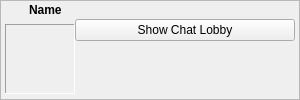
Above: retroshare-gui/src/gui/toaster/ChatLobbyToaster.ui from RetroShare/RetroShare before the change. Below: the same form after it.
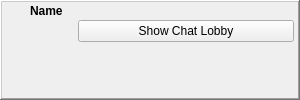
That is the form after the change. Icons and pictures are not drawn. Custom widgets are drawn as their Qt base class.

Commit message: Added new flags to the html optimizer to remove font and color from html and used this for displaying the message in the toaster. Fixed layout of the toasters.

```diff
--- a/retroshare-gui/src/gui/toaster/ChatLobbyToaster.ui
+++ b/retroshare-gui/src/gui/toaster/ChatLobbyToaster.ui
@@ -32,7 +32,7 @@
    <item>
     <widget class="QFrame" name="windowFrame">
      <property name="frameShape">
-      <enum>QFrame::StyledPanel</enum>
+      <enum>QFrame::WinPanel</enum>
      </property>
      <property name="frameShadow">
       <enum>QFrame::Raised</enum>
@@ -131,6 +131,12 @@
           <property name="orientation">
            <enum>Qt::Horizontal</enum>
           </property>
+          <property name="sizeHint" stdset="0">
+           <size>
+            <width>0</width>
+            <height>0</height>
+           </size>
+          </property>
          </spacer>
         </item>
        </layout>
@@ -143,8 +149,11 @@
         <property name="rightMargin">
          <number>4</number>
         </property>
+        <property name="bottomMargin">
+         <number>4</number>
+        </property>
         <property name="spacing">
-         <number>0</number>
+         <number>2</number>
         </property>
         <item row="0" column="1">
          <widget class="QPushButton" name="chatButton">
@@ -160,8 +169,8 @@
          <widget class="QLabel" name="messageLabel">
           <property name="maximumSize">
            <size>
-            <width>220</width>
-            <height>47</height>
+            <width>218</width>
+            <height>45</height>
            </size>
           </property>
           <property name="wordWrap">
@@ -170,7 +179,7 @@
          </widget>
         </item>
         <item row="0" column="0" rowspan="3">
-         <widget class="QLabel" name="avatar">
+         <widget class="AvatarWidget" name="avatarWidget" native="true">
           <property name="minimumSize">
            <size>
             <width>70</width>
@@ -183,15 +192,6 @@
             <height>70</height>
            </size>
           </property>
-          <property name="frameShape">
-           <enum>QFrame::Panel</enum>
-          </property>
-          <property name="frameShadow">
-           <enum>QFrame::Sunken</enum>
-          </property>
-          <property name="pixmap">
-           <pixmap resource="../images.qrc">:/images/user/agt_forum64.png</pixmap>
-          </property>
          </widget>
         </item>
        </layout>
@@ -201,6 +201,14 @@
    </item>
   </layout>
  </widget>
+ <customwidgets>
+  <customwidget>
+   <class>AvatarWidget</class>
+   <extends>QWidget</extends>
+   <header>gui/common/AvatarWidget.h</header>
+   <container>1</container>
+  </customwidget>
+ </customwidgets>
  <resources>
   <include location="../images.qrc"/>
  </resources>
```
The commit also changes 8 other files.
